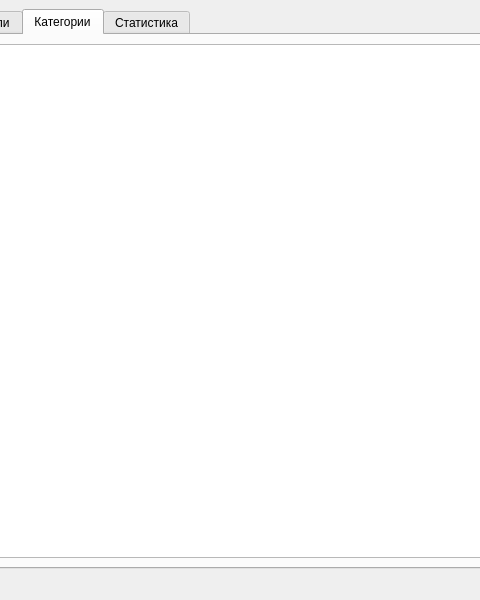
Qt form src/mainwindow.ui (AskePit/Cashbook) before a commit; both pictures show x 160 to 640 and y 0 to 600 of the 800 by 600 pixel window.
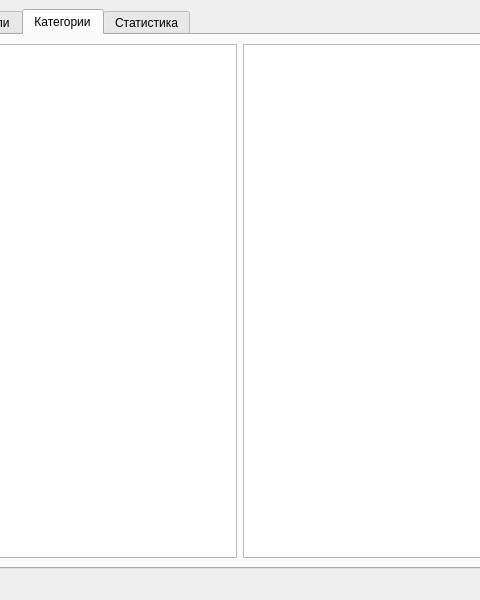
The same form after that commit. The open tabs and pages were chosen to show the change.

The edit to the form file:
```diff
--- a/src/mainwindow.ui
+++ b/src/mainwindow.ui
@@ -51,7 +51,24 @@
        </attribute>
        <layout class="QHBoxLayout" name="horizontalLayout_2">
         <item>
-         <widget class="QTreeView" name="categoriesTree"/>
+         <widget class="QTreeView" name="inCategoriesTree">
+          <property name="alternatingRowColors">
+           <bool>true</bool>
+          </property>
+          <attribute name="headerVisible">
+           <bool>false</bool>
+          </attribute>
+         </widget>
+        </item>
+        <item>
+         <widget class="QTreeView" name="outCategoriesTree">
+          <property name="alternatingRowColors">
+           <bool>true</bool>
+          </property>
+          <attribute name="headerVisible">
+           <bool>false</bool>
+          </attribute>
+         </widget>
         </item>
        </layout>
       </widget>
```
Left out of the diff: 7 changed lines with no effect on the pictures.
